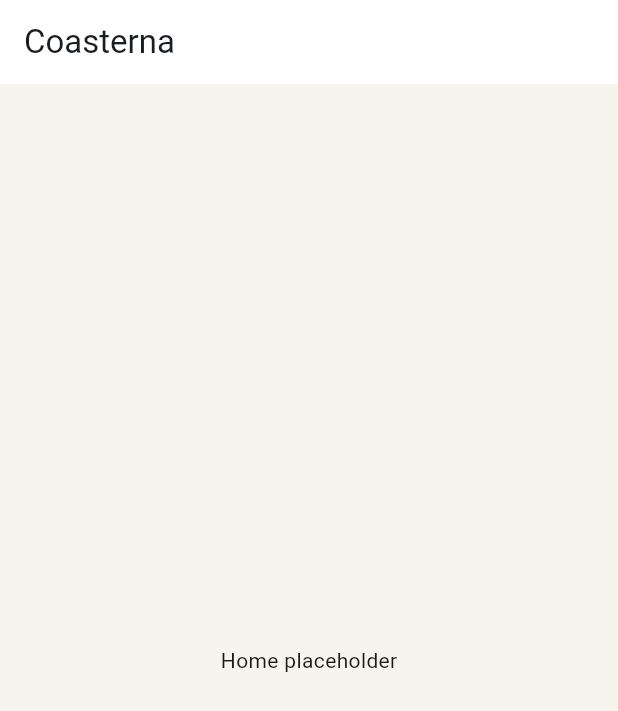
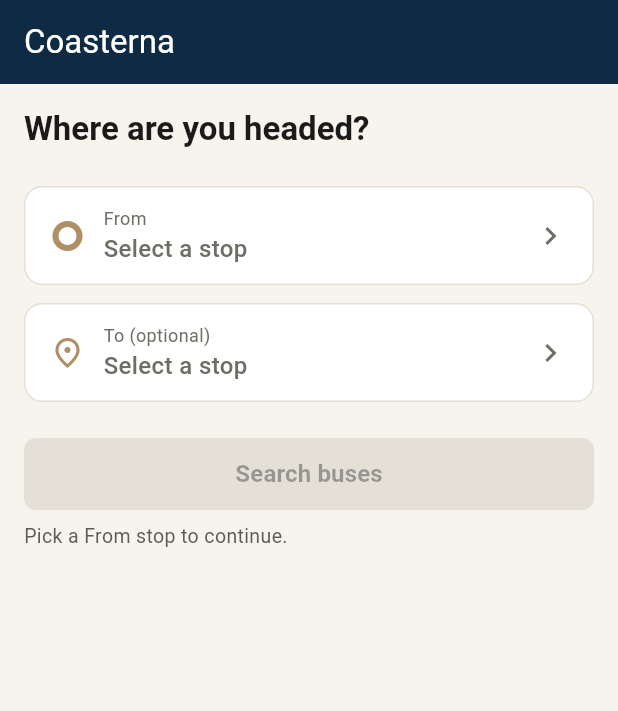
Before and after one commit to tariqsanjaq/coasterna, a Flutter app: the screen it shows after launch, on a phone screen of 412 x 824 dp. Shown: the top 711 px of the screen. Run offline on Flutter 3.47's test engine with Material 3 defaults, Android fonts, the phone set to English and light mode, and no system bars; our stand-ins replace cloud_firestore, firebase_core, google_fonts; accounts and stored records are empty.

```diff
--- /dev/null
+++ b/lib/features/search/presentation/home_page.dart
@@ -0,0 +1,213 @@
+import 'package:flutter/material.dart';
+import '../../../../core/models/stop_model.dart';
+import '../../../../core/theme/app_theme.dart';
+import '../data/route_repository.dart';
+import 'search_results_placeholder.dart';
+import 'widgets/stop_picker_sheet.dart';
+
+/// Artboard 2 — Home / Search. The student picks a FROM stop
+/// (required) and taps Search to see every active route departing
+/// from it. TO is optional and informational only — see the scope
+/// note in this task's Why/Warning callout.
+class HomePage extends StatelessWidget {
+  const HomePage({super.key});
+
+  @override
+  Widget build(BuildContext context) {
+    return const _HomeView();
+  }
+}
+
+class _HomeView extends StatefulWidget {
+  const _HomeView();
+
+  @override
+  State<_HomeView> createState() => _HomeViewState();
+}
+
+class _HomeViewState extends State<_HomeView> {
+  final RouteRepository _repository = RouteRepository();
+
+  StopModel? _fromStop;
+  StopModel? _toStop;
+
+  Future _pickFromStop() async {
+    final selected = await _openStopPicker(title: 'From');
+    if (selected != null) {
+      setState(() => _fromStop = selected);
+    }
+  }
+
+  Future _pickToStop() async {
+    final selected = await _openStopPicker(title: 'To');
+    if (selected != null) {
+      setState(() => _toStop = selected);
+    }
+  }
+
+  Future<StopModel?> _openStopPicker({required String title}) {
+    return showModalBottomSheet<StopModel>(
+      context: context,
+      isScrollControlled: true,
+      backgroundColor: AppColors.surface,
+      shape: const RoundedRectangleBorder(
+        borderRadius:
+        BorderRadius.vertical(top: Radius.circular(AppRadius.card)),
+      ),
+      builder: (context) =>
+          StopPickerSheet(title: title, repository: _repository),
+    );
+  }
+
+  void _search() {
+    if (_fromStop == null) return;
+    Navigator.of(context).push(
+      MaterialPageRoute(
+        builder: (context) => SearchResultsPlaceholder(
+          fromStop: _fromStop!,
+          toStop: _toStop,
+          repository: _repository,
+        ),
+      ),
+    );
+  }
+
+  @override
+  Widget build(BuildContext context) {
+    final canSearch = _fromStop != null;
+
+    return Scaffold(
+      backgroundColor: AppColors.background,
+      appBar: AppBar(
+        backgroundColor: AppColors.primary,
+        foregroundColor: AppColors.surface,
+        title: const Text('Coasterna'),
+        centerTitle: false,
+      ),
+      body: SafeArea(
+        child: Padding(
+          padding: const EdgeInsets.all(AppSpacing.lg),
+          child: Column(
+            crossAxisAlignment: CrossAxisAlignment.start,
+            children: [
+              Text(
+                'Where are you headed?',
+                style: Theme.of(context).textTheme.titleLarge?.copyWith(
+                  color: AppColors.textPrimary,
+                  fontWeight: FontWeight.w700,
+                ),
+              ),
+              const SizedBox(height: AppSpacing.xl),
+              _StopField(
+                label: 'From',
+                value: _fromStop?.name,
+                icon: Icons.trip_origin,
+                onTap: _pickFromStop,
+              ),
+              const SizedBox(height: AppSpacing.md),
+              _StopField(
+                label: 'To (optional)',
+                value: _toStop?.name,
+                icon: Icons.place_outlined,
+                onTap: _pickToStop,
+              ),
+              const SizedBox(height: AppSpacing.xl),
+              SizedBox(
+                width: double.infinity,
+                height: kMinTouchTarget,
+                child: ElevatedButton(
+                  onPressed: canSearch ? _search : null,
+                  style: ElevatedButton.styleFrom(
+                    backgroundColor: AppColors.primary,
+                    foregroundColor: AppColors.surface,
+                    disabledBackgroundColor: AppColors.surfaceBorder,
+                    shape: RoundedRectangleBorder(
+                      borderRadius: BorderRadius.circular(AppRadius.button),
+                    ),
+                  ),
+                  child: const Text(
+                    'Search buses',
+                    style:
+                    TextStyle(fontSize: 16, fontWeight: FontWeight.w600),
+                  ),
+                ),
+              ),
+              if (!canSearch) ...[
+                const SizedBox(height: AppSpacing.sm),
+                const Text(
+                  'Pick a From stop to continue.',
+                  style: TextStyle(color: AppColors.textSecondary, fontSize: 13),
+                ),
+              ],
+            ],
+          ),
+        ),
+      ),
+    );
+  }
+}
+
+/// One tappable row that opens the Stop Picker. Shows the picked
+/// stop's name once selected, or a placeholder before that.
+class _StopField extends StatelessWidget {
+  const _StopField({
+    required this.label,
+    required this.value,
+    required this.icon,
+    required this.onTap,
+  });
+
+  final String label;
+  final String? value;
+  final IconData icon;
+  final VoidCallback onTap;
+
+  @override
+  Widget build(BuildContext context) {
+    return InkWell(
+      onTap: onTap,
+      borderRadius: BorderRadius.circular(AppRadius.card),
+      child: Container(
+        constraints: const BoxConstraints(minHeight: kMinTouchTarget),
+        padding: const EdgeInsets.symmetric(
+          horizontal: AppSpacing.lg,
+          vertical: AppSpacing.md,
+        ),
+        decoration: BoxDecoration(
+          color: AppColors.surface,
+          borderRadius: BorderRadius.circular(AppRadius.card),
+          border: Border.all(color: AppColors.surfaceBorder),
+        ),
+        child: Row(
+          children: [
+            Icon(icon, color: AppColors.accent),
+            const SizedBox(width: AppSpacing.md),
+            Expanded(
+              child: Column(
+                crossAxisAlignment: CrossAxisAlignment.start,
+                children: [
+                  Text(
+                    label,
+                    style: const TextStyle(
+                        color: AppColors.textTertiary, fontSize: 12),
+                  ),
+                  Text(
+                    value ?? 'Select a stop',
+                    style: TextStyle(
+                      color: value == null
+                          ? AppColors.textTertiary
+                          : AppColors.textPrimary,
+                      fontSize: 16,
+                      fontWeight: FontWeight.w500,
+                    ),
+                  ),
+                ],
+              ),
+            ),
+            const Icon(Icons.chevron_right, color: AppColors.textTertiary),
+          ],
+        ),
+      ),
+    );
+  }
+}
--- a/lib/main.dart
+++ b/lib/main.dart
@@ -3,6 +3,7 @@ import 'package:firebase_core/firebase_core.dart';
 import 'firebase_options.dart';
 import 'core/theme/app_theme.dart';
 import 'core/presentation/splash_screen.dart';
+import 'features/search/presentation/home_page.dart';
 
 void main() async {
   WidgetsFlutterBinding.ensureInitialized();
@@ -21,12 +22,7 @@ class MyApp extends StatelessWidget {
       title: 'Coasterna',
       theme: appTheme,
       home: SplashScreen(
-        // Temporary placeholder destination until the real search
-        // screen exists. Replace nextPage once it is built.
-        nextPage: Scaffold(
-          appBar: AppBar(title: const Text('Coasterna')),
-          body: const Center(child: Text('Home placeholder')),
-        ),
+        nextPage: const HomePage(),
       ),
     );
   }
--- a/pubspec.yaml
+++ b/pubspec.yaml
@@ -61,6 +61,7 @@ flutter:
   uses-material-design: true
   assets:
     - assets/images/coasterna_logo.png
+    - assets/images/empty_results.png
   # To add assets to your application, add an assets section, like this:
   # assets:
   #   - images/a_dot_burr.jpeg
```
Also changed, not shown: lib/features/search/presentation/search_results_placeholder.dart (added, +161 -0 lines), lib/features/search/presentation/widgets/stop_picker_sheet.dart (added, +146 -0 lines), 1 other file.
